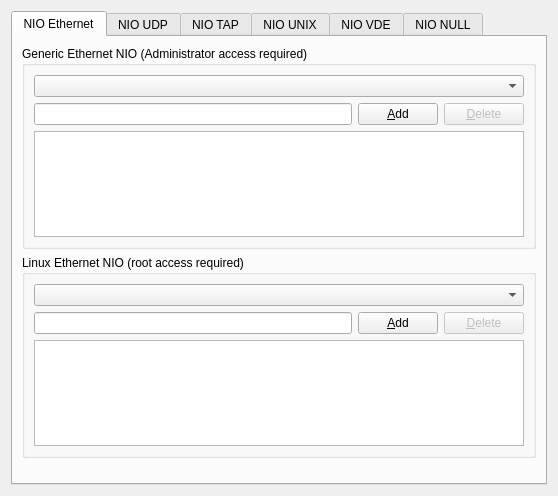
The window that src/GNS3/Ui/ConfigurationPages/Form_CloudPage.ui (GNS3/gns3-legacy) describes before a commit, drawn with Qt 5.
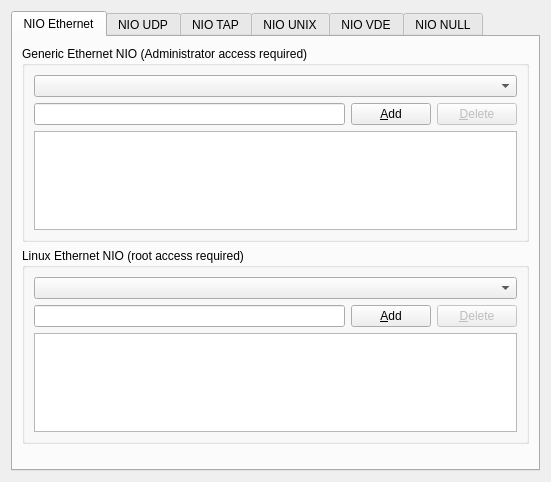
The same window after the commit.

Diff of the .ui file:
```diff
--- a/src/GNS3/Ui/ConfigurationPages/Form_CloudPage.ui
+++ b/src/GNS3/Ui/ConfigurationPages/Form_CloudPage.ui
@@ -6,8 +6,8 @@
    <rect>
     <x>0</x>
     <y>0</y>
-    <width>558</width>
-    <height>496</height>
+    <width>551</width>
+    <height>482</height>
    </rect>
   </property>
   <property name="windowTitle">
```
